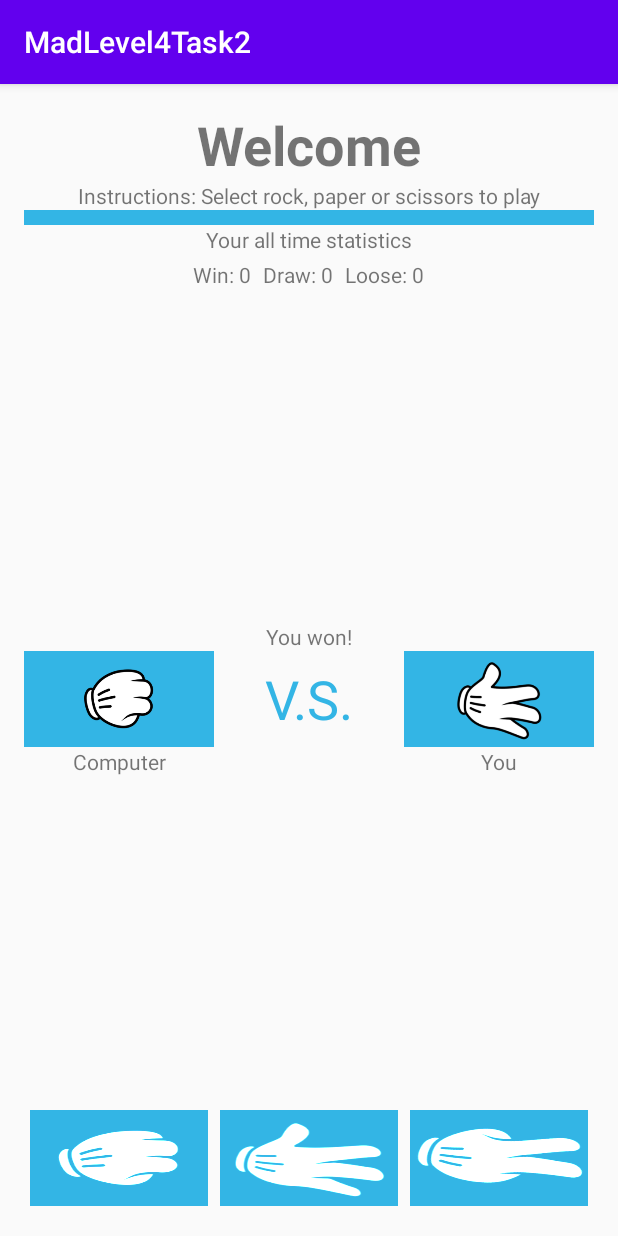
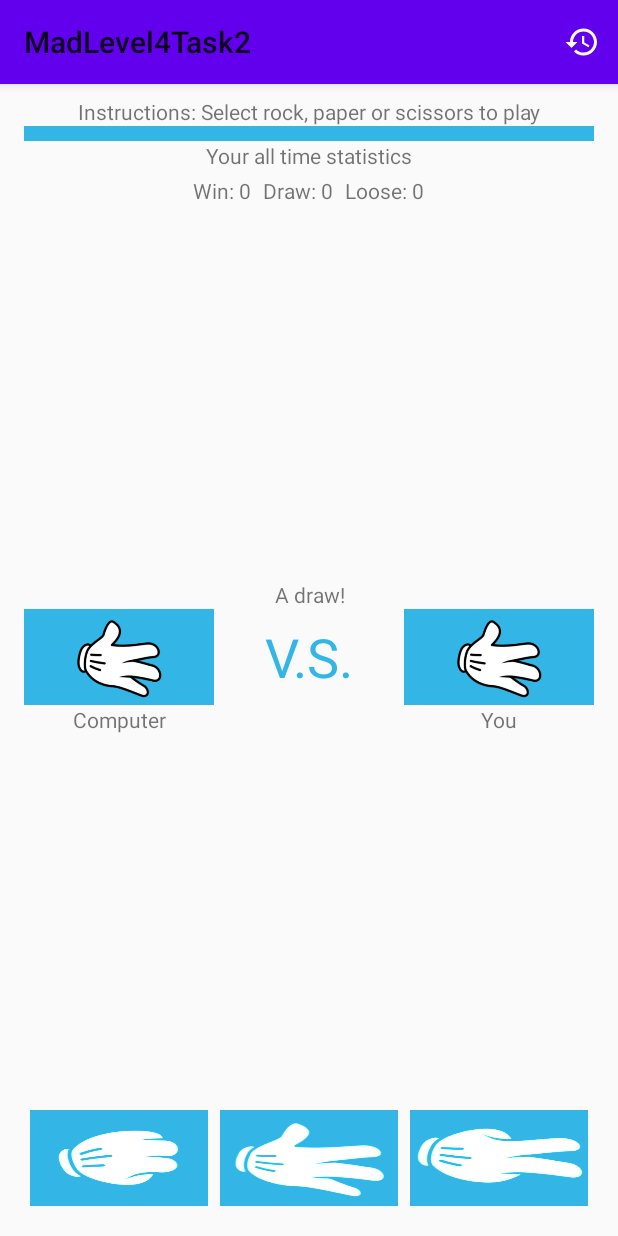
Before and after one commit to omwro/Level4Task2, an Android app: the screen it shows after launch (MainActivity), after a tap on an icon or button, on a phone screen of 412 x 824 dp. Run offline under Robolectric (Android 15) with nearby library versions, the phone set to English and light mode, and no system bars; our stand-ins replace Room's generated code; 2 other taps on this screen came first.

Commit message:
#2.7 navigate to history

```diff
--- a/app/src/main/AndroidManifest.xml
+++ b/app/src/main/AndroidManifest.xml
@@ -9,7 +9,10 @@
         android:roundIcon="@mipmap/ic_launcher_round"
         android:supportsRtl="true"
         android:theme="@style/AppTheme">
-        <activity android:name=".ui.MainActivity">
+        <activity
+            android:name=".ui.MainActivity"
+            android:label="@string/app_name"
+            android:theme="@style/AppTheme.NoActionBar">
             <intent-filter>
                 <action android:name="android.intent.action.MAIN" />
 
--- a/app/src/main/java/nl/omererdem/madlevel4task2/ui/MainActivity.kt
+++ b/app/src/main/java/nl/omererdem/madlevel4task2/ui/MainActivity.kt
@@ -2,11 +2,35 @@ package nl.omererdem.madlevel4task2.ui
 
 import androidx.appcompat.app.AppCompatActivity
 import android.os.Bundle
+import android.view.Menu
+import android.view.MenuItem
+import androidx.navigation.NavController
+import androidx.navigation.findNavController
 import nl.omererdem.madlevel4task2.R
 
 class MainActivity : AppCompatActivity() {
+    private lateinit var navController: NavController
+
     override fun onCreate(savedInstanceState: Bundle?) {
         super.onCreate(savedInstanceState)
         setContentView(R.layout.activity_main)
+        setSupportActionBar(findViewById(R.id.toolbar))
+
+        navController = findNavController(R.id.nav_host_fragment)
+    }
+
+    override fun onCreateOptionsMenu(menu: Menu?): Boolean {
+        menuInflater.inflate(R.menu.appbar, menu)
+        return true
+    }
+
+    override fun onOptionsItemSelected(item: MenuItem): Boolean {
+        return when (item.itemId) {
+            R.id.actionbtn -> {
+                this.navController.navigate(R.id.action_gameFragment_to_historyFragment)
+                return true
+            }
+            else -> super.onOptionsItemSelected(item)
+        }
     }
 }
--- a/app/src/main/res/layout/activity_main.xml
+++ b/app/src/main/res/layout/activity_main.xml
@@ -6,5 +6,19 @@
     android:layout_height="match_parent"
     tools:context=".ui.MainActivity">
 
+    <com.google.android.material.appbar.AppBarLayout
+        android:layout_width="match_parent"
+        android:layout_height="wrap_content"
+        android:theme="@style/ThemeOverlay.AppCompat.Light"
+        tools:ignore="MissingConstraints">
+
+        <androidx.appcompat.widget.Toolbar
+            android:id="@+id/toolbar"
+            android:layout_width="match_parent"
+            android:layout_height="?attr/actionBarSize"
+            android:background="?attr/colorPrimary"
+            app:popupTheme="@style/ThemeOverlay.AppCompat.Light" />
+    </com.google.android.material.appbar.AppBarLayout>
+
     <include layout="@layout/content_main" />
 </androidx.constraintlayout.widget.ConstraintLayout>
--- /dev/null
+++ b/app/src/main/res/menu/appbar.xml
@@ -0,0 +1,11 @@
+<?xml version="1.0" encoding="utf-8"?>
+<menu xmlns:android="http://schemas.android.com/apk/res/android"
+    xmlns:app="http://schemas.android.com/apk/res-auto">
+
+    <item
+        android:id="@+id/actionbtn"
+        android:orderInCategory="100"
+        android:title="@string/history"
+        android:icon="@drawable/ic_history_white_24dp"
+        app:showAsAction="always"/>
+</menu>
--- a/app/src/main/res/values/strings.xml
+++ b/app/src/main/res/values/strings.xml
@@ -16,4 +16,5 @@
     <string name="you_lost">You Lost!</string>
     <string name="you_draw">A Draw!</string>
     <string name="internal_error">Internal error</string>
+    <string name="history">History</string>
 </resources>
--- a/app/src/main/res/values/styles.xml
+++ b/app/src/main/res/values/styles.xml
@@ -7,4 +7,14 @@
         <item name="colorAccent">@color/colorAccent</item>
     </style>
 
+    <style name="AppTheme.NoActionBar">
+        <item name="windowActionBar">false</item>
+        <item name="windowNoTitle">true</item>
+    </style>
+
+    <style name="AppTheme.AppBarOverlay" parent="ThemeOverlay.AppCompat.Dark.ActionBar" />
+
+    <style name="AppTheme.PopupOverlay" parent="ThemeOverlay.AppCompat.Light" />
+
+
 </resources>
```
